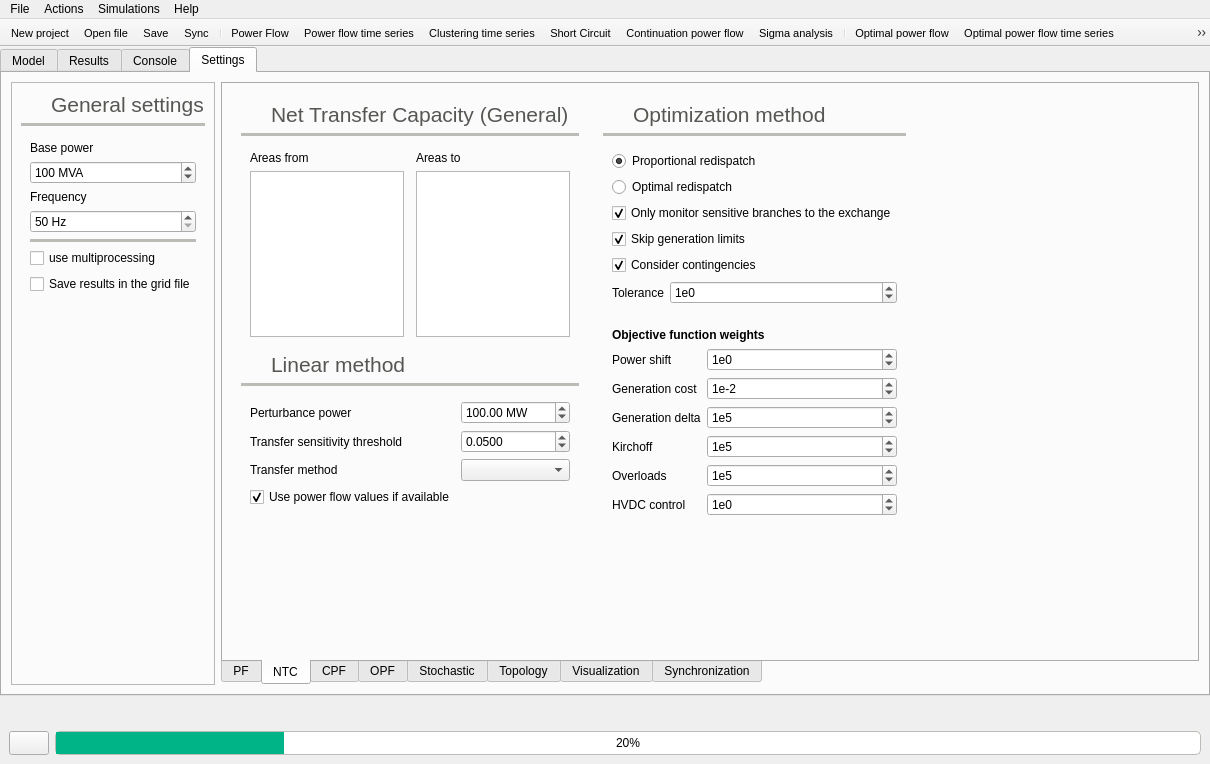
Above: src/GridCal/Gui/Main/MainWindow.ui from SanPen/GridCal before the change. Below: the same form after it.
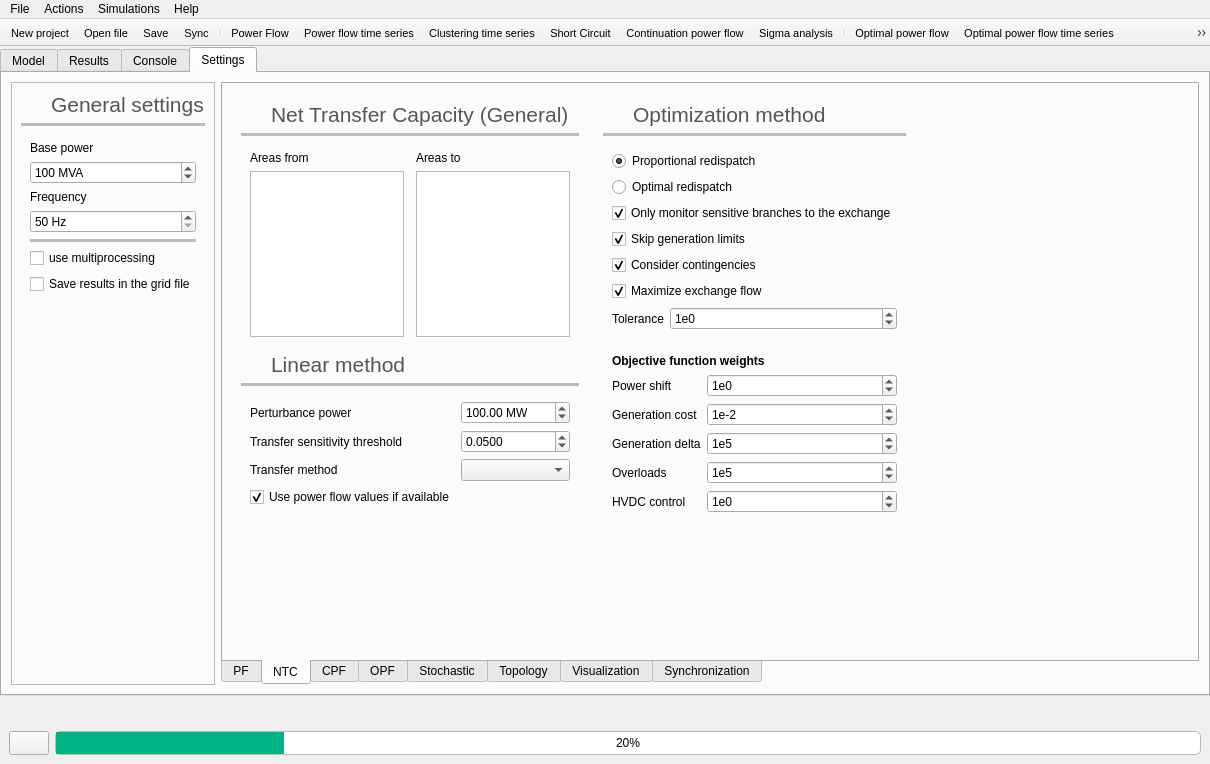
That is the form after the change. The open tabs and pages were chosen to show the change. Icons and pictures are not drawn.

The edit to the form file:
```diff
--- a/src/GridCal/Gui/Main/MainWindow.ui
+++ b/src/GridCal/Gui/Main/MainWindow.ui
@@ -3625,14 +3625,14 @@
                     </property>
                    </widget>
                   </item>
-                  <item row="5" column="0">
+                  <item row="6" column="0">
                    <widget class="QLabel" name="label_101">
                     <property name="text">
                      <string>Tolerance</string>
                     </property>
                    </widget>
                   </item>
-                  <item row="5" column="1">
+                  <item row="6" column="1">
                    <widget class="QSpinBox" name="ntcOpfTolSpinBox">
                     <property name="toolTip">
                      <string>This value determines if the convergence is reached</string>
@@ -3687,6 +3687,16 @@
                     </property>
                    </widget>
                   </item>
+                  <item row="5" column="0" colspan="2">
+                   <widget class="QCheckBox" name="ntcMaximizeExchangeFlowCheckBox">
+                    <property name="text">
+                     <string>Maximize exchange flow</string>
+                    </property>
+                    <property name="checked">
+                     <bool>true</bool>
+                    </property>
+                   </widget>
+                  </item>
                  </layout>
                 </widget>
                </item>
@@ -3892,52 +3902,6 @@
                     </property>
                    </widget>
                   </item>
-                  <item row="4" column="0">
-                   <widget class="QLabel" name="label_44">
-                    <property name="text">
-                     <string>Kirchoff</string>
-                    </property>
-                   </widget>
-                  </item>
-                  <item row="4" column="1">
-                   <widget class="QSpinBox" name="weightsKirchoffSpinBox">
-                    <property name="suffix">
-                     <string/>
-                    </property>
-                    <property name="prefix">
-                     <string>1e</string>
-                    </property>
-                    <property name="minimum">
-                     <number>-99</number>
-                    </property>
-                    <property name="value">
-                     <number>5</number>
-                    </property>
-                   </widget>
-                  </item>
-                  <item row="5" column="0">
-                   <widget class="QLabel" name="label_98">
-                    <property name="text">
-                     <string>Overloads</string>
-                    </property>
-                   </widget>
-                  </item>
-                  <item row="5" column="1">
-                   <widget class="QSpinBox" name="weightsOverloadsSpinBox">
-                    <property name="suffix">
-                     <string/>
-                    </property>
-                    <property name="prefix">
-                     <string>1e</string>
-                    </property>
-                    <property name="minimum">
-                     <number>-99</number>
-                    </property>
-                    <property name="value">
-                     <number>5</number>
-                    </property>
-                   </widget>
-                  </item>
                   <item row="3" column="0">
                    <widget class="QLabel" name="label_99">
                     <property name="text">
@@ -3961,14 +3925,37 @@
                     </property>
                    </widget>
                   </item>
-                  <item row="6" column="0">
+                  <item row="4" column="0">
+                   <widget class="QLabel" name="label_98">
+                    <property name="text">
+                     <string>Overloads</string>
+                    </property>
+                   </widget>
+                  </item>
+                  <item row="4" column="1">
+                   <widget class="QSpinBox" name="weightsOverloadsSpinBox">
+                    <property name="suffix">
+                     <string/>
+                    </property>
+                    <property name="prefix">
+                     <string>1e</string>
+                    </property>
+                    <property name="minimum">
+                     <number>-99</number>
+                    </property>
+                    <property name="value">
+                     <number>5</number>
+                    </property>
+                   </widget>
+                  </item>
+                  <item row="5" column="0">
                    <widget class="QLabel" name="label_100">
                     <property name="text">
                      <string>HVDC control</string>
                     </property>
                    </widget>
                   </item>
-                  <item row="6" column="1">
+                  <item row="5" column="1">
                    <widget class="QSpinBox" name="weightsHVDCControlSpinBox">
                     <property name="suffix">
                      <string/>
```
